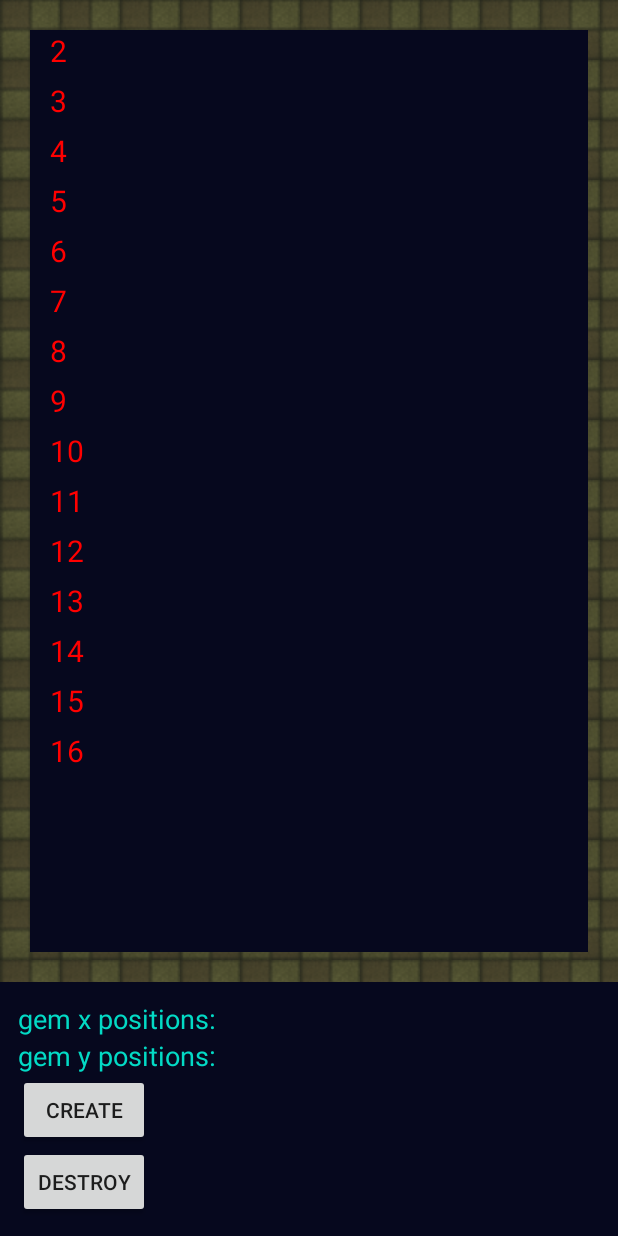
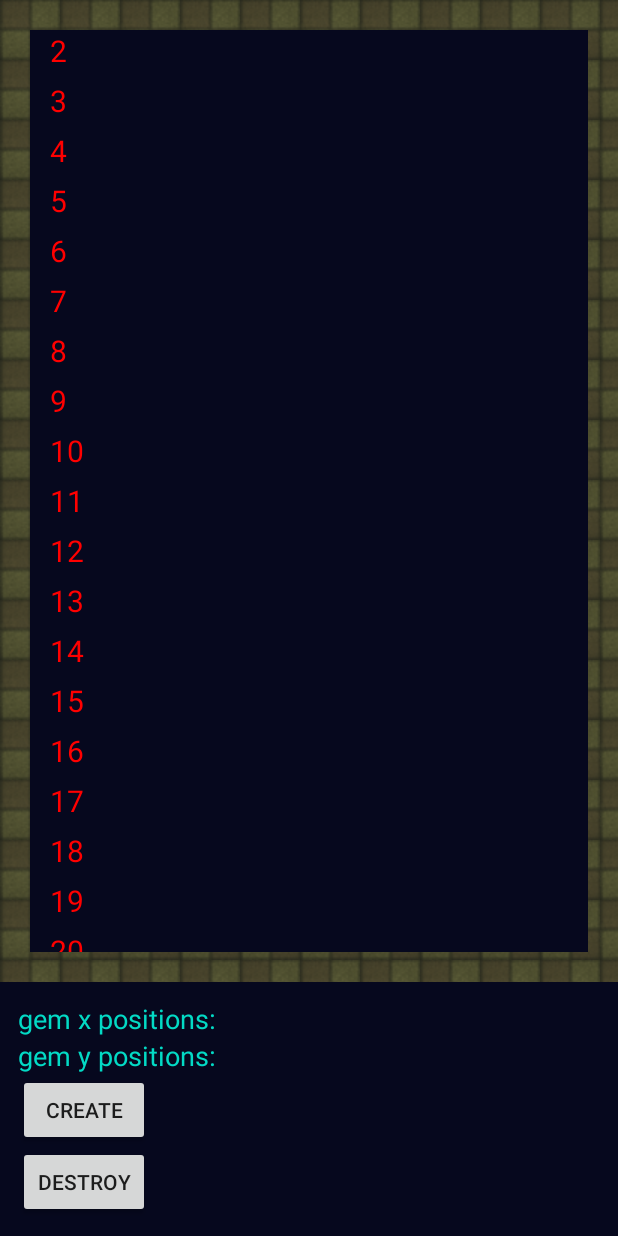
Before and after one commit to johncrawley/GemsDrop, an Android app: the screen it shows after launch (MainActivity), after a tap on "NEW GAME", on a phone screen of 412 x 824 dp. Run offline under Robolectric (Android 15) with nearby library versions, the phone set to English and light mode, and no system bars; 2 statements that could not run were skipped.

Commit message:
Fixed position markers in game fragment.

```diff
--- a/app/src/main/java/com/jcrawleydev/gemsdrop/view/fragments/game/GameFragment.java
+++ b/app/src/main/java/com/jcrawleydev/gemsdrop/view/fragments/game/GameFragment.java
@@ -104,10 +104,11 @@ public class GameFragment extends Fragment {
 
 
     private void setupPositionMarkers(ViewGroup container){
-        for(int i = 0; i < 17; i++){
+        for(int i = 30; i >0; i--){
             TextView textView = new TextView(getContext());
             container.addView(textView);
-            textView.setText("" + i);
+            String positionMarker = String.valueOf(i);
+            textView.setText(positionMarker);
             textView.setY(getYForPosition(i));
             textView.setX(20);
             textView.setTextSize(20);
```
